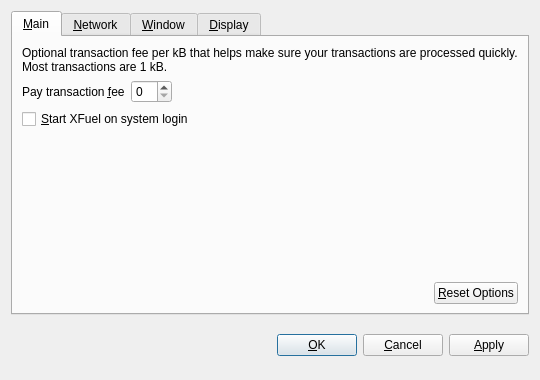
Above: src/qt/forms/optionsdialog.ui from xtrabytesteam/xfuelclient before the change. Below: the same form after it.
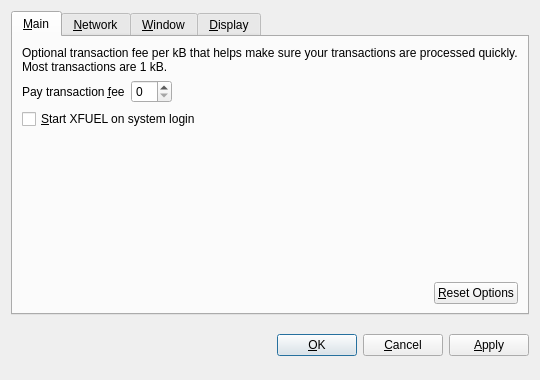
That is the form after the change. Custom widgets are drawn as their Qt base class.

```diff
--- a/src/qt/forms/optionsdialog.ui
+++ b/src/qt/forms/optionsdialog.ui
@@ -82,7 +82,7 @@
           <string>Automatically start XFuel after logging in to the system.</string>
          </property>
          <property name="text">
-          <string>&amp;Start XFuel on system login</string>
+          <string>&amp;Start XFUEL on system login</string>
          </property>
         </widget>
        </item>
```
Left out of the diff: 10 changed lines with no effect on the pictures.
